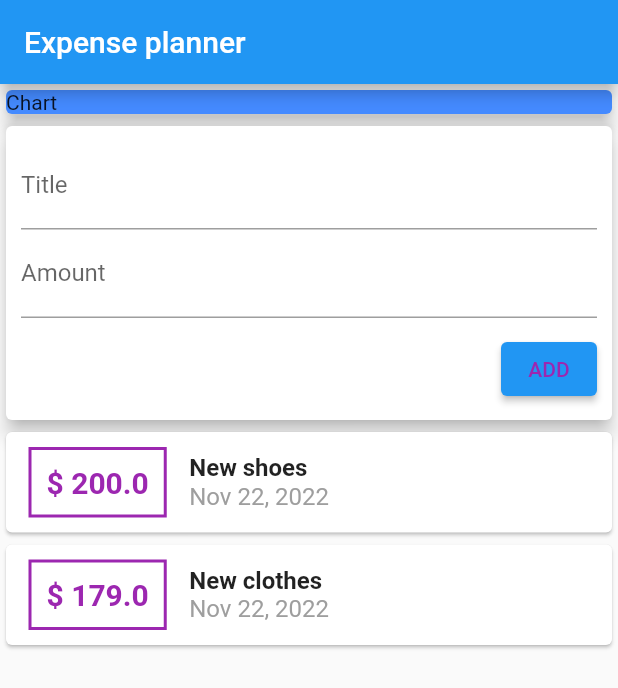
After one commit to rahulbandodkar-cci/flutter_projects, a Flutter app: the Home screen opened directly, on a phone screen of 412 x 824 dp. The commit adds this screen. Shown: the top 688 px of the screen. Run offline on Flutter 3.47's test engine with Material 2 defaults, Android fonts, the phone set to English and light mode, and no system bars.

Commit message:
added projects

```diff
--- /dev/null
+++ b/expense_planner/lib/main.dart
@@ -0,0 +1,33 @@
+import 'package:expense_planner/user_transactions.dart';
+import 'package:flutter/material.dart';
+
+void main() {
+  runApp(MaterialApp(
+    home: Home(),
+  ));
+}
+
+class Home extends StatelessWidget {
+
+  @override
+  Widget build(BuildContext context) {
+    // TODO: implement build
+    return Scaffold(
+      appBar: AppBar(title: Text('Expense planner')),
+      body: Column(
+          // mainAxisAlignment: MainAxisAlignment.spaceAround,
+          crossAxisAlignment: CrossAxisAlignment.stretch,
+          children: [
+            Card(
+              child: Container(
+                child: Text('Chart'),
+                width: double.infinity,
+              ),
+              elevation: 5,
+              color: Colors.blueAccent,
+            ),
+            UserTransactions()
+          ])
+    );
+  }
+}
--- /dev/null
+++ b/expense_planner/lib/models/transaction.dart
@@ -0,0 +1,9 @@
+class Transaction {
+  final String id;
+  final String title;
+  final double amount;
+  final DateTime date;
+
+  Transaction({required this.id, required this.title, required this.date, required this.amount});
+
+}
--- /dev/null
+++ b/expense_planner/lib/new_transaction.dart
@@ -0,0 +1,37 @@
+import 'package:flutter/material.dart';
+
+class NewTransaction extends StatelessWidget {
+
+  final titleInput = TextEditingController();
+  final amountInput = TextEditingController();
+
+  @override
+  Widget build(BuildContext context) {
+    return Card(
+              elevation: 5,
+              child: Container(
+                padding: EdgeInsets.all(10),
+                child: Column(
+                    crossAxisAlignment: CrossAxisAlignment.end,
+                    children: [
+                      TextField(
+                        decoration: const InputDecoration(labelText: 'Title'),
+                        controller: titleInput,
+                      ),
+                      TextField(
+                        decoration: const InputDecoration(labelText: 'Amount'),
+                        controller: amountInput,
+                      ),
+                      const SizedBox(
+                        height: 10,
+                      ),
+                      ElevatedButton(
+                        onPressed: () => print(titleInput.text),
+                        child:
+                            Text('ADD', style: TextStyle(color: Colors.purple)),
+                      )
+                    ]),
+              ),
+            );
+  }
+}
--- /dev/null
+++ b/expense_planner/lib/transaction_list.dart
@@ -0,0 +1,57 @@
+import 'package:flutter/material.dart';
+import 'package:intl/intl.dart';
+
+import 'models/transaction.dart';
+
+class TransactionList extends StatelessWidget {
+  final List<Transaction> userTransactions;
+  const TransactionList(this.userTransactions);
+
+
+  @override
+  Widget build(BuildContext context) {
+    return Column(
+              children: userTransactions
+                  .map((e) => Card(
+                        child: Row(
+                          children: [
+                            Container(
+                              margin: const EdgeInsets.symmetric(
+                                  vertical: 10, horizontal: 15),
+                              child: Text(
+                                '\$ ${e.amount.toString()}',
+                                style: TextStyle(
+                                    fontSize: 20,
+                                    fontWeight: FontWeight.bold,
+                                    color: Colors.purple),
+                              ),
+                              decoration: BoxDecoration(
+                                  border: Border.all(
+                                      color: Colors.purple, width: 2)),
+                              padding: EdgeInsets.all(10),
+                            ),
+                            Column(
+                              crossAxisAlignment: CrossAxisAlignment.start,
+                              children: [
+                                Text(
+                                  e.title,
+                                  style: TextStyle(
+                                      fontSize: 16,
+                                      fontWeight: FontWeight.bold),
+                                  overflow: TextOverflow.ellipsis,
+                                ),
+                                Text(
+                                  DateFormat.yMMMd().format(e.date),
+                                  style: TextStyle(
+                                      fontSize: 16, color: Colors.grey),
+                                  overflow: TextOverflow.ellipsis,
+                                ),
+                              ],
+                            )
+                          ],
+                        ),
+                      ))
+                  .toList(),
+            );
+  }
+}
--- /dev/null
+++ b/expense_planner/lib/user_transactions.dart
@@ -0,0 +1,31 @@
+import 'package:expense_planner/transaction_list.dart';
+import 'package:flutter/material.dart';
+
+import 'models/transaction.dart';
+import 'new_transaction.dart';
+
+class UserTransactions extends StatefulWidget {
+  const UserTransactions({super.key});
+
+  @override
+  State<UserTransactions> createState() => _UserTransactionsState();
+}
+
+class _UserTransactionsState extends State<UserTransactions> {
+
+  final List<Transaction> userTransactions = [
+    Transaction(id: '1', title: 'New shoes', date: DateTime.now(), amount: 200),
+    Transaction(
+        id: '2', title: 'New clothes', date: DateTime.now(), amount: 179),
+  ];
+
+  @override
+  Widget build(BuildContext context) {
+    return Column(
+      children: [
+        NewTransaction(),
+        TransactionList(userTransactions)
+      ],
+    );
+  }
+}
```
Also changed, not shown: expense_planner/analysis_options.yaml (added, +29 -0 lines), expense_planner/expense_planner/lib/main.dart (added, +7 -0 lines), expense_planner/pubspec.yaml (added, +92 -0 lines), quiz_app/lib/main.dart (+8 -1 lines), quiz_app/lib/result.dart (+15 -4 lines), expense_planner/pubspec.lock (added), 121 other files.
